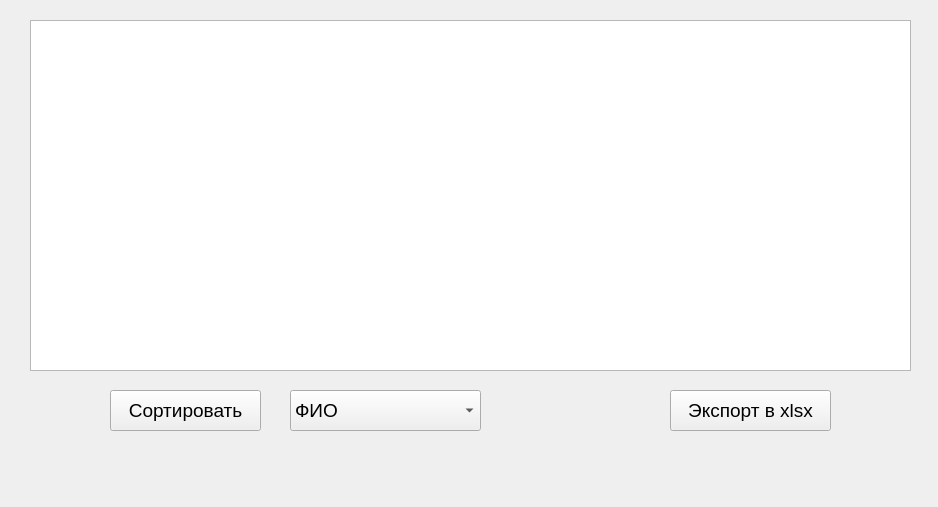
Qt form DesktopApplicationStudentProgressReport/showresultwidget.ui (RamanPan/Programming-projects-LETI) before a commit.
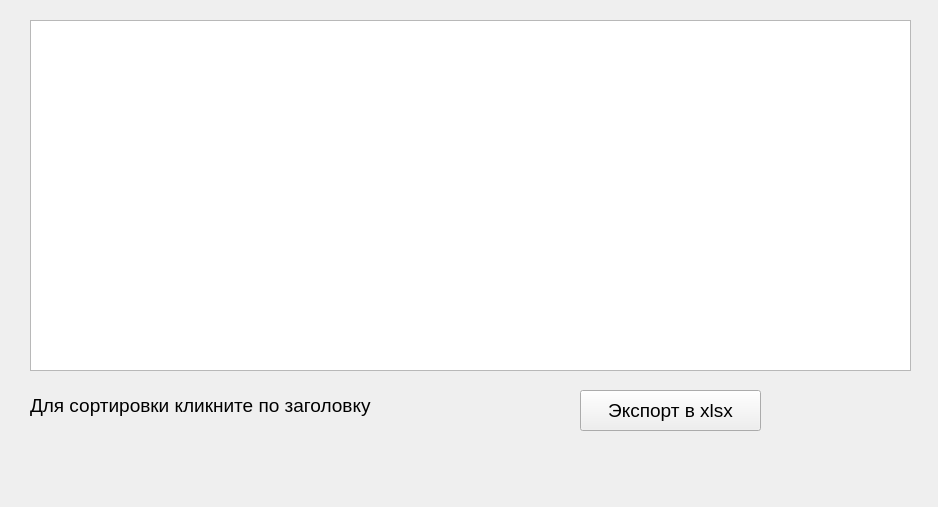
The same form after that commit.

```diff
--- a/DesktopApplicationStudentProgressReport/showresultwidget.ui
+++ b/DesktopApplicationStudentProgressReport/showresultwidget.ui
@@ -29,62 +29,12 @@
     </font>
    </property>
   </widget>
-  <widget class="QPushButton" name="sortButton">
-   <property name="geometry">
-    <rect>
-     <x>110</x>
-     <y>390</y>
-     <width>151</width>
-     <height>41</height>
-    </rect>
-   </property>
-   <property name="font">
-    <font>
-     <family>Arial</family>
-     <pointsize>14</pointsize>
-    </font>
-   </property>
-   <property name="text">
-    <string>Сортировать</string>
-   </property>
-  </widget>
-  <widget class="QComboBox" name="sortBox">
-   <property name="geometry">
-    <rect>
-     <x>290</x>
-     <y>390</y>
-     <width>191</width>
-     <height>41</height>
-    </rect>
-   </property>
-   <property name="font">
-    <font>
-     <family>Arial</family>
-     <pointsize>14</pointsize>
-    </font>
-   </property>
-   <item>
-    <property name="text">
-     <string>ФИО</string>
-    </property>
-   </item>
-   <item>
-    <property name="text">
-     <string>Оценки</string>
-    </property>
-   </item>
-   <item>
-    <property name="text">
-     <string>Дисциплины</string>
-    </property>
-   </item>
-  </widget>
   <widget class="QPushButton" name="exportButton">
    <property name="geometry">
     <rect>
-     <x>670</x>
+     <x>580</x>
      <y>390</y>
-     <width>161</width>
+     <width>181</width>
      <height>41</height>
     </rect>
    </property>
@@ -98,6 +48,24 @@
     <string>Экспорт в xlsx</string>
    </property>
   </widget>
+  <widget class="QLabel" name="label">
+   <property name="geometry">
+    <rect>
+     <x>30</x>
+     <y>380</y>
+     <width>541</width>
+     <height>51</height>
+    </rect>
+   </property>
+   <property name="font">
+    <font>
+     <pointsize>14</pointsize>
+    </font>
+   </property>
+   <property name="text">
+    <string>Для сортировки кликните по заголовку</string>
+   </property>
+  </widget>
  </widget>
  <resources/>
  <connections/>
```
Left out of the diff: 2 changed lines with no effect on the pictures.
